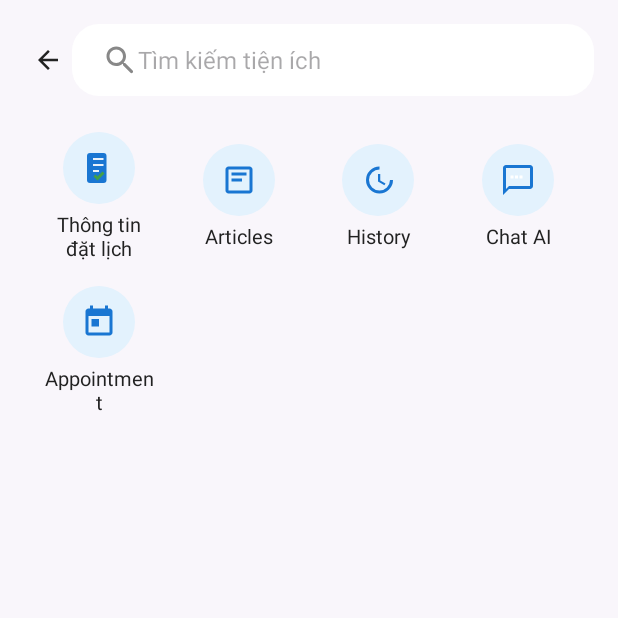
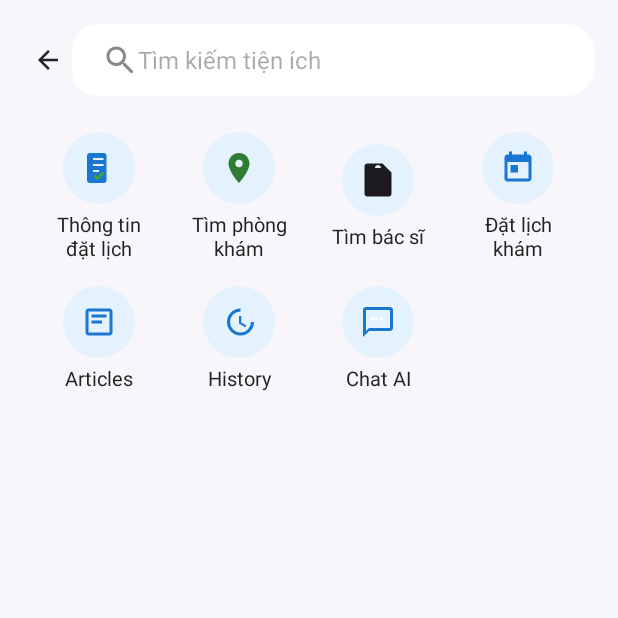
Before and after one commit to Du-Tuan-Minh/PROJECT_PRM, an Android app: the AllUtilitiesActivity screen opened directly, with no data from a screen before it, on a phone screen of 412 x 824 dp, the top half of it. Run offline under Robolectric (Android 15) with nearby library versions, the light colour scheme and no system bars.

Commit message:
Tien_fix_phong_kham

```diff
--- a/app/src/main/java/com/example/project_prm/AllUtilitiesActivity.java
+++ b/app/src/main/java/com/example/project_prm/AllUtilitiesActivity.java
@@ -12,8 +12,13 @@ import androidx.appcompat.app.AppCompatActivity;
 import android.widget.ImageView;
 
 public class AllUtilitiesActivity extends AppCompatActivity {
-    private String[] utilityNames = {"Thông tin đặt lịch", "Articles", "History", "Chat AI", "Appointment"};
-    private int[] utilityIcons = {R.drawable.ic_info_booking, R.drawable.ic_article, R.drawable.ic_history, R.drawable.ic_chat_ai, R.drawable.ic_calendar_vector};
+    private String[] utilityNames = {
+        "Thông tin đặt lịch", "Tìm phòng khám", "Tìm bác sĩ", "Đặt lịch khám", "Articles", "History", "Chat AI"
+    };
+    private int[] utilityIcons = {
+        R.drawable.ic_info_booking, R.drawable.ic_clinic_marker, R.drawable.ic_doctor, R.drawable.ic_calendar_vector,
+        R.drawable.ic_article, R.drawable.ic_history, R.drawable.ic_chat_ai
+    };
 
     @Override
     protected void onCreate(Bundle savedInstanceState) {
```
Also changed, not shown: app/src/main/java/com/example/project_prm/MainScreen/FindClinicActivity.java (+18 -2 lines).
